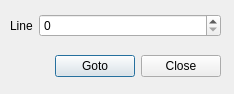
Above: gotolinedialog.ui from orao/texmaker before the change. Below: the same form after it.
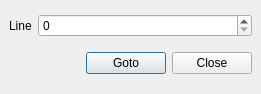
That is the form after the change.

What changed in the file:
```diff
--- a/gotolinedialog.ui
+++ b/gotolinedialog.ui
@@ -8,70 +8,21 @@
    <rect>
     <x>0</x>
     <y>0</y>
-    <width>234</width>
+    <width>261</width>
     <height>94</height>
    </rect>
   </property>
   <property name="windowTitle" >
    <string>Goto Line</string>
   </property>
-  <widget class="QWidget" name="horizontalLayout" >
-   <property name="geometry" >
-    <rect>
-     <x>10</x>
-     <y>10</y>
-     <width>211</width>
-     <height>31</height>
-    </rect>
-   </property>
-   <layout class="QHBoxLayout" >
+  <layout class="QGridLayout" >
     <property name="margin" >
-     <number>0</number>
+    <number>9</number>
     </property>
     <property name="spacing" >
      <number>6</number>
     </property>
-    <item>
-     <widget class="QLabel" name="label" >
-      <property name="sizePolicy" >
-       <sizepolicy>
-        <hsizetype>1</hsizetype>
-        <vsizetype>1</vsizetype>
-        <horstretch>0</horstretch>
-        <verstretch>0</verstretch>
-       </sizepolicy>
-      </property>
-      <property name="text" >
-       <string>Line</string>
-      </property>
-      <property name="buddy" >
-       <cstring>spinLine</cstring>
-      </property>
-     </widget>
-    </item>
-    <item>
-     <widget class="QSpinBox" name="spinLine" >
-      <property name="sizePolicy" >
-       <sizepolicy>
-        <hsizetype>7</hsizetype>
-        <vsizetype>0</vsizetype>
-        <horstretch>0</horstretch>
-        <verstretch>0</verstretch>
-       </sizepolicy>
-      </property>
-     </widget>
-    </item>
-   </layout>
-  </widget>
-  <widget class="QWidget" name="layoutWidget" >
-   <property name="geometry" >
-    <rect>
-     <x>10</x>
-     <y>50</y>
-     <width>211</width>
-     <height>33</height>
-    </rect>
-   </property>
+   <item row="1" column="0" >
    <layout class="QHBoxLayout" >
     <property name="margin" >
      <number>0</number>
@@ -107,9 +58,49 @@
      </widget>
     </item>
    </layout>
-  </widget>
- </widget>
- <pixmapfunction></pixmapfunction>
+   </item>
+   <item row="0" column="0" >
+    <layout class="QHBoxLayout" >
+     <property name="margin" >
+      <number>0</number>
+     </property>
+     <property name="spacing" >
+      <number>6</number>
+     </property>
+     <item>
+      <widget class="QLabel" name="label" >
+       <property name="sizePolicy" >
+        <sizepolicy>
+         <hsizetype>1</hsizetype>
+         <vsizetype>1</vsizetype>
+         <horstretch>0</horstretch>
+         <verstretch>0</verstretch>
+        </sizepolicy>
+       </property>
+       <property name="text" >
+        <string>Line</string>
+       </property>
+       <property name="buddy" >
+        <cstring>spinLine</cstring>
+       </property>
+      </widget>
+     </item>
+     <item>
+      <widget class="QSpinBox" name="spinLine" >
+       <property name="sizePolicy" >
+        <sizepolicy>
+         <hsizetype>7</hsizetype>
+         <vsizetype>0</vsizetype>
+         <horstretch>0</horstretch>
+         <verstretch>0</verstretch>
+        </sizepolicy>
+       </property>
+      </widget>
+     </item>
+    </layout>
+   </item>
+  </layout>
+ </widget>
  <resources/>
  <connections/>
 </ui>
```
Left out of the diff: 3 changed lines with no effect on the pictures. Lines whose indentation alone changed are shown as unchanged.
